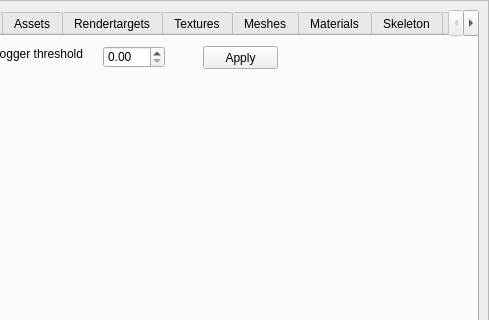
The window that bin/data/ui/profiler.ui (realXtend/tundra) describes before a commit, drawn with Qt 5; both pictures show x 319 to 808 and y 0 to 320 of the 808 by 541 pixel window.
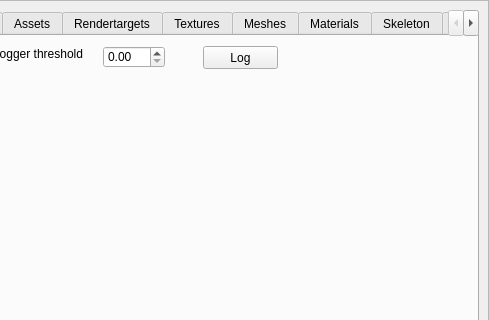
The same window after the commit. The open tabs and pages were chosen to show the change.

Commit message: Changed profiler so that it will log performace spikes only if log button is checked.

The edit to the form file:
```diff
--- a/bin/data/ui/profiler.ui
+++ b/bin/data/ui/profiler.ui
@@ -263,7 +263,7 @@
            </rect>
           </property>
           <property name="text">
-           <string>Apply</string>
+           <string>Log</string>
           </property>
          </widget>
         </widget>
```
The commit also changes 3 other files.
